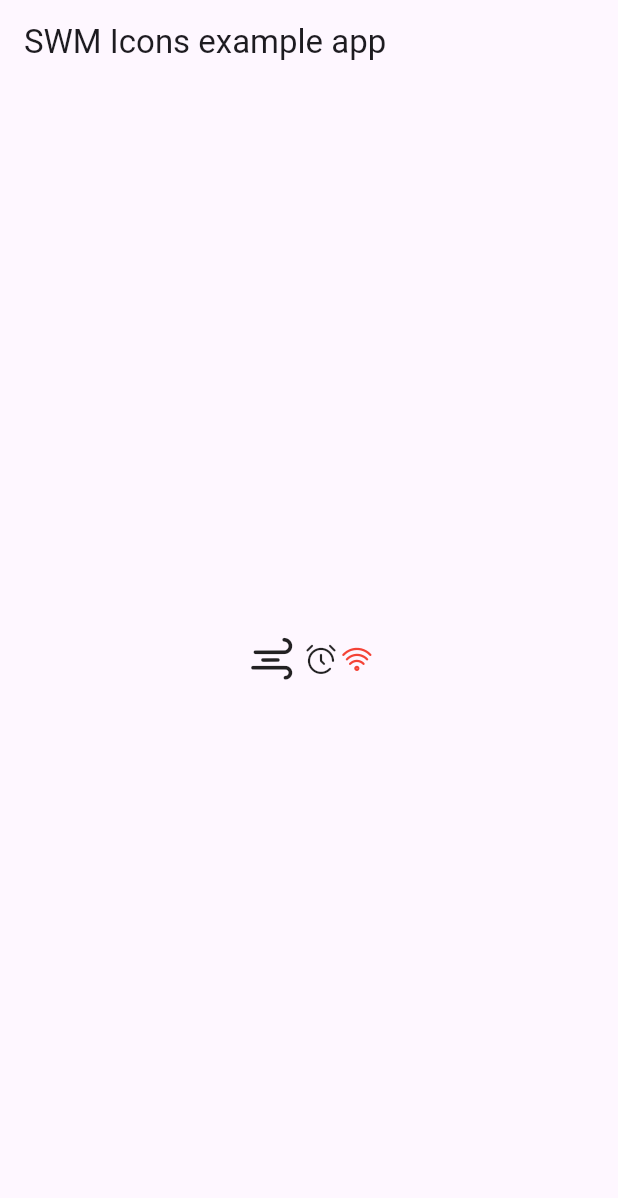
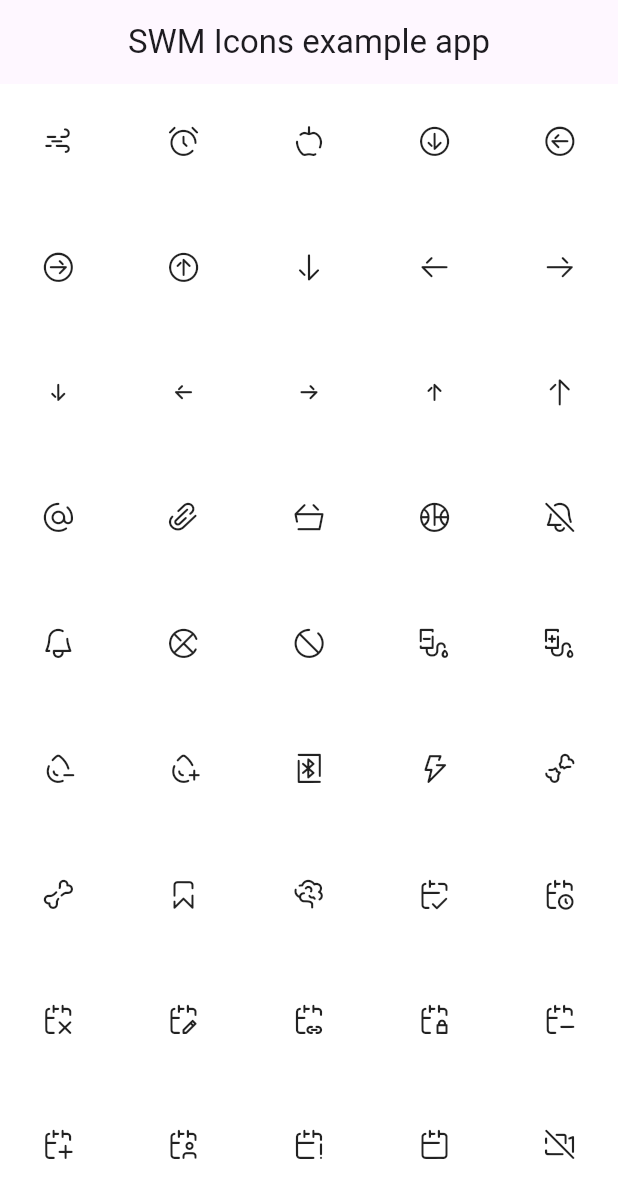
Before and after one commit to arifai/swm_icons, a Flutter app: the screen it shows after launch, on a phone screen of 412 x 824 dp. Shown: the top 1198 px of the screen. Run offline on Flutter 3.47's test engine with Material 3 defaults, Android fonts, the phone set to English and light mode, and no system bars.

Commit message:
chore: update example

```diff
--- a/example/lib/main.dart
+++ b/example/lib/main.dart
@@ -13,24 +13,35 @@ class MyApp extends StatefulWidget {
 }
 
 class _MyAppState extends State<MyApp> {
+  final List<SWMIcons> _icons = SWMIcons.values;
+  final ScrollController _gridController = ScrollController();
+
+  @override
+  void dispose() {
+    super.dispose();
+    _gridController.dispose();
+  }
+
   @override
   Widget build(BuildContext context) {
     return MaterialApp(
       home: Scaffold(
-        appBar: AppBar(title: const Text('SWM Icons example app')),
-        body: const Center(
-          child: Row(
-            mainAxisAlignment: MainAxisAlignment.center,
-            children: [
-              SWMIcon(SWMIcons.air, size: 40),
-              SWMIcon(SWMIcons.alarm, style: SWMIconStyles.broken),
-              SWMIcon(
-                SWMIcons.wifi,
-                style: SWMIconStyles.curved,
-                color: Colors.red,
-              ),
-            ],
+        backgroundColor: Colors.white,
+        appBar: AppBar(
+          title: const Text('SWM Icons example app'),
+          centerTitle: true,
+        ),
+        body: GridView.builder(
+          controller: _gridController,
+          itemCount: _icons.length,
+          gridDelegate: const SliverGridDelegateWithFixedCrossAxisCount(
+            crossAxisCount: 5,
+            crossAxisSpacing: 6,
+            mainAxisSpacing: 6,
           ),
+          itemBuilder: (_, i) {
+            return SWMIcon(_icons[i], style: SWMIconStyles.broken);
+          },
         ),
       ),
     );
```
